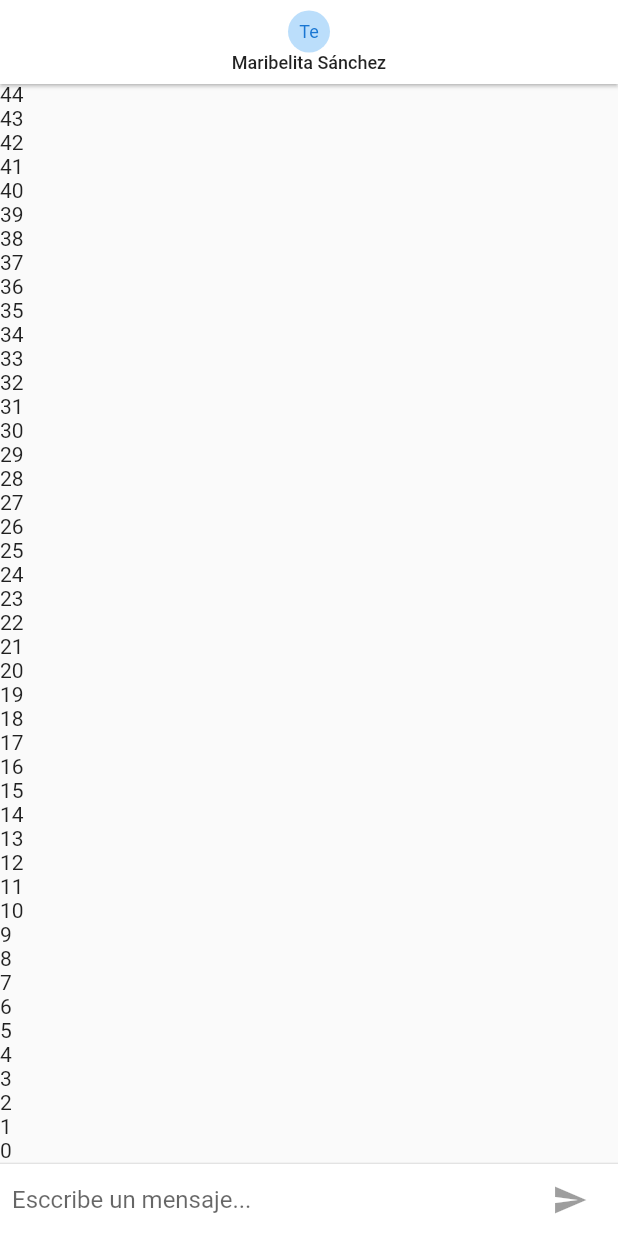
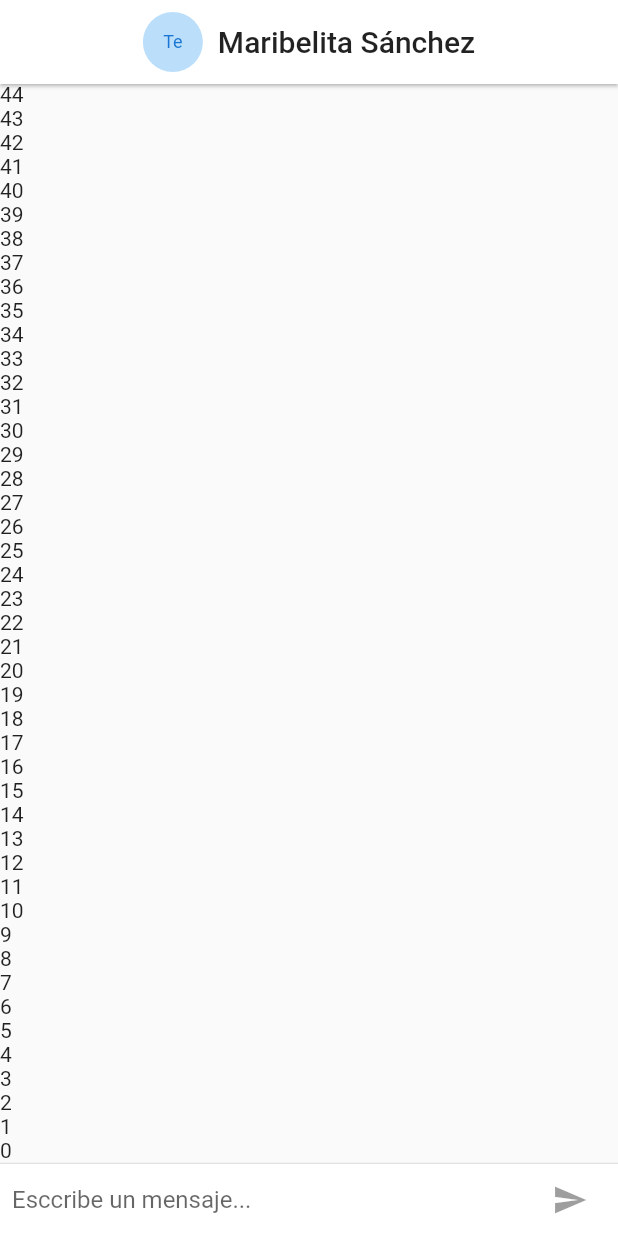
Before and after one commit to esanchezvz/realtime-chat, a Flutter app: the screen it shows after launch, on a phone screen of 412 x 824 dp. Run offline on Flutter 3.47's test engine with Material 2 defaults, Android fonts, the phone set to English and light mode, and no system bars; our stand-ins replace pull_to_refresh.

Commit message:
chat page starter:hotfix

```diff
--- a/lib/pages/chat_page.dart
+++ b/lib/pages/chat_page.dart
@@ -28,16 +28,17 @@ class _ChatPageState extends State<ChatPage> {
         brightness: Brightness.light,
         centerTitle: true,
         elevation: 1,
-        title: Column(
+        title: Row(
+          mainAxisAlignment: MainAxisAlignment.center,
           children: [
             CircleAvatar(
               child: Text('Te', style: TextStyle(fontSize: 12)),
               backgroundColor: Colors.blue[100],
-              maxRadius: 14,
             ),
+            SizedBox(width: 10),
             Text(
               'Maribelita Sánchez',
-              style: TextStyle(color: Colors.black87, fontSize: 12),
+              style: TextStyle(color: Colors.black87),
             )
           ],
         ),
```
